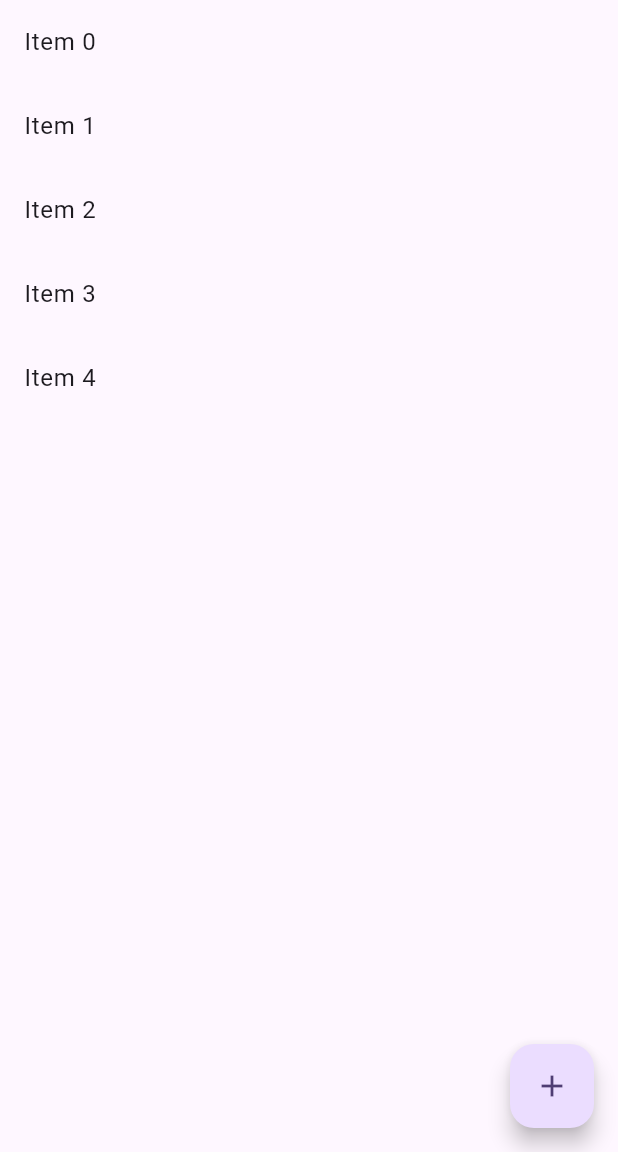
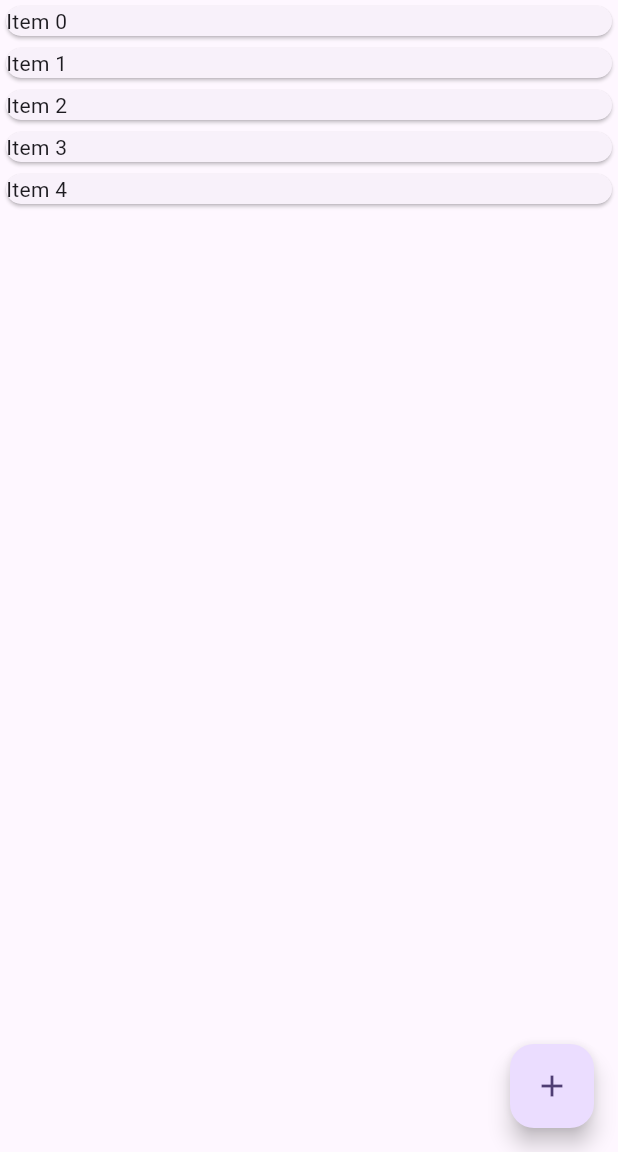
Before and after one commit to f04k04369/flutter-practice, a Flutter app: the screen it shows after launch, on a phone screen of 412 x 824 dp, the part 84-1236 px from its top. Run offline on Flutter 3.47's test engine with Material 3 defaults, Android fonts, the phone set to English and light mode, and no system bars.

Commit message:
cardレイアウトの適用

```diff
--- a/flutter_project/lib/main.dart
+++ b/flutter_project/lib/main.dart
@@ -49,8 +49,8 @@ class _MyHomePageState extends State<MyHomePage> {
       body: ListView.builder(
               itemCount: 5,
               itemBuilder: (context, index) {
-                return ListTile(
-                  title: Text('Item $index'),
+                return Card(
+                  child: Text('Item $index'),
                 );
               },
             ),
```
